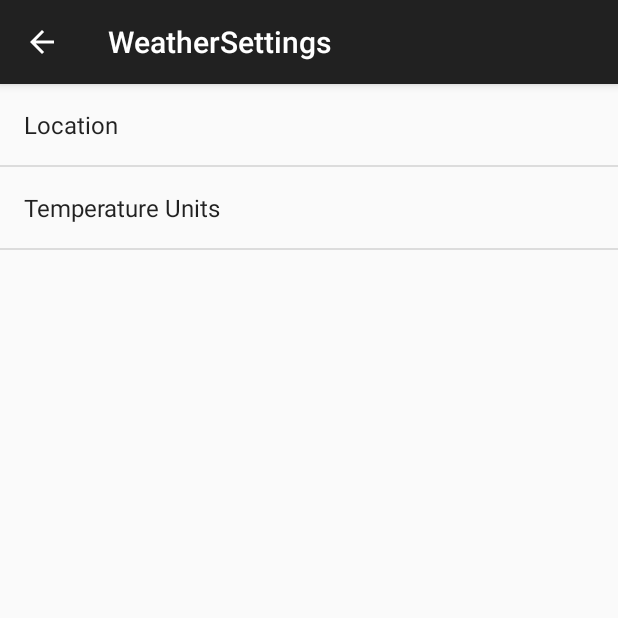
After one commit to salmatador/ItsRainingDuhItsOregon, an Android app: the WeatherSettingsActivity screen opened directly, with no data from a screen before it, on a phone screen of 412 x 824 dp, the top half of it. The commit adds this screen. Run offline under Robolectric (Android 15) with nearby library versions, the phone set to English and light mode, and no system bars.

Commit message:
Added Settings for changing location and temperature units

```diff
--- a/app/src/main/java/kline/micah/itsrainingduhitsoregon/controller/WeatherPagerActivity.java
+++ b/app/src/main/java/kline/micah/itsrainingduhitsoregon/controller/WeatherPagerActivity.java
@@ -4,10 +4,10 @@ import android.content.Context;
 import android.content.Intent;
 import android.os.Bundle;
 import android.support.v4.app.Fragment;
-import android.support.v4.app.FragmentActivity;
 import android.support.v4.app.FragmentManager;
 import android.support.v4.app.FragmentStatePagerAdapter;
 import android.support.v4.view.ViewPager;
+import android.support.v7.app.AppCompatActivity;
 
 import java.util.List;
 import java.util.UUID;
@@ -16,7 +16,7 @@ import kline.micah.itsrainingduhitsoregon.R;
 import kline.micah.itsrainingduhitsoregon.model.Weather;
 import kline.micah.itsrainingduhitsoregon.model.WeatherStation;
 
-public class WeatherPagerActivity extends FragmentActivity {
+public class WeatherPagerActivity extends AppCompatActivity {
 
     private static final String WEATHER_FORECAST_ID = "kline.micah.itsrainingduhitsoregon.WeatherDetailsActivity.weather_id";
 
--- /dev/null
+++ b/app/src/main/java/kline/micah/itsrainingduhitsoregon/controller/WeatherSettingsActivity.java
@@ -0,0 +1,22 @@
+package kline.micah.itsrainingduhitsoregon.controller;
+
+
+import android.os.Bundle;
+import android.support.v7.app.AppCompatActivity;
+
+/**
+ * Created by Micah on 10/9/2015.
+ */
+public class WeatherSettingsActivity extends AppCompatActivity {
+
+
+    @Override
+    protected void onCreate(Bundle savedInstanceState) {
+        super.onCreate(savedInstanceState);
+
+        getFragmentManager()
+                .beginTransaction()
+                .replace(android.R.id.content, new WeatherSettingsFragment())
+                .commit();
+    }
+}
--- /dev/null
+++ b/app/src/main/java/kline/micah/itsrainingduhitsoregon/controller/WeatherSettingsFragment.java
@@ -0,0 +1,21 @@
+package kline.micah.itsrainingduhitsoregon.controller;
+
+import android.os.Bundle;
+import android.preference.PreferenceFragment;
+
+import kline.micah.itsrainingduhitsoregon.R;
+
+/**
+ * Created by Micah on 10/9/2015.
+ */
+public class WeatherSettingsFragment extends PreferenceFragment {
+
+    @Override
+    public void onCreate(Bundle savedInstanceState) {
+        super.onCreate(savedInstanceState);
+
+        addPreferencesFromResource(R.xml.pref_general);
+
+    }
+
+}
--- a/app/src/main/res/layout/fragment_weather_details.xml
+++ b/app/src/main/res/layout/fragment_weather_details.xml
@@ -19,7 +19,6 @@
         android:id="@+id/lowTemperature"
         android:layout_width="wrap_content"
         android:layout_height="wrap_content"
-        android:text="@string/hello_world"
         android:textAppearance="@android:style/TextAppearance.Large" />
 
     <TextView
--- /dev/null
+++ b/app/src/main/res/values/arrays.xml
@@ -0,0 +1,13 @@
+<?xml version="1.0" encoding="utf-8"?>
+<resources>
+    <string-array name="pref_units_values">
+        <item>@string/pref_units_metric</item>
+        <item>@string/pref_units_imperial</item>
+    </string-array>
+    <string-array name="pref_units_options">
+        <item>@string/pref_units_label_metric</item>
+        <item>@string/pref_units_label_imperial</item>
+    </string-array>
+
+
+</resources>
--- a/app/src/main/res/values/strings.xml
+++ b/app/src/main/res/values/strings.xml
@@ -1,9 +1,24 @@
 <resources>
     <string name="app_name">ItsRainingDuhItsOregon</string>
-    <string name="hello_world">Hello world!</string>
+
     <string name="action_settings">Settings</string>
+
+    <string name="pref_location_label">Location</string>
+    <string name="pref_location_key" translatable="false">location</string>
+    <string name="pref_location_default">97338</string>
+
+
     <string name="title_activity_weather_list">WeatherList</string>
+
     <string name="title_activity_weather_details">WeatherDetails</string>
+
     <string name="no_network_toast_text">No Network Connection Available!</string>
+
     <string name="title_activity_weather_pager">WeatherPager</string>
+    <string name="pref_units_key">units</string>
+    <string name="pref_units_imperial">imperial</string>
+    <string name="pref_units_metric">metric</string>
+    <string name="pref_units_label">Temperature Units</string>
+    <string name="pref_units_label_metric">Metric</string>
+    <string name="pref_units_label_imperial">Imperial</string>
 </resources>
--- /dev/null
+++ b/app/src/main/res/xml/pref_general.xml
@@ -0,0 +1,20 @@
+<?xml version="1.0" encoding="utf-8"?>
+<PreferenceScreen xmlns:android="http://schemas.android.com/apk/res/android"
+    android:layout_width="match_parent"
+    android:layout_height="match_parent">
+
+    <EditTextPreference
+        android:title="@string/pref_location_label"
+        android:key="@string/pref_location_key"
+        android:defaultValue="@string/pref_location_default"
+        android:inputType="text"
+        android:singleLine="true" />
+
+    <ListPreference
+        android:title="@string/pref_units_label"
+        android:key="@string/pref_units_key"
+        android:defaultValue="@string/pref_units_metric"
+        android:entryValues="@array/pref_units_values"
+        android:entries="@array/pref_units_options" />
+
+</PreferenceScreen>
```
Also changed, not shown: app/src/main/AndroidManifest.xml (+7 -0 lines), app/src/main/java/kline/micah/itsrainingduhitsoregon/controller/WeatherListFragment.java (+60 -17 lines), app/src/main/java/kline/micah/itsrainingduhitsoregon/model/Weather.java (+14 -3 lines), app/src/main/java/kline/micah/itsrainingduhitsoregon/model/WeatherStation.java (+21 -0 lines).
